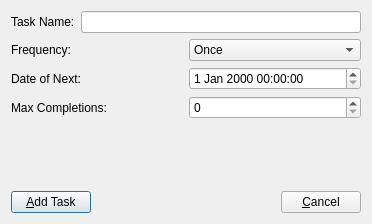
Above: TodoListProject/UI/ui_rough_draft/ui/add_task_timedtask.ui from JamesMattice/CodingPractice before the change. Below: the same form after it.
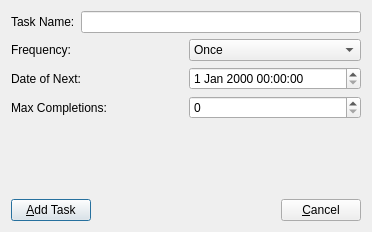
That is the form after the change.

The edit to the form file:
```diff
--- a/TodoListProject/UI/ui_rough_draft/ui/add_task_timedtask.ui
+++ b/TodoListProject/UI/ui_rough_draft/ui/add_task_timedtask.ui
@@ -6,8 +6,8 @@
    <rect>
     <x>0</x>
     <y>0</y>
-    <width>361</width>
-    <height>224</height>
+    <width>358</width>
+    <height>232</height>
    </rect>
   </property>
   <property name="windowTitle">
```
